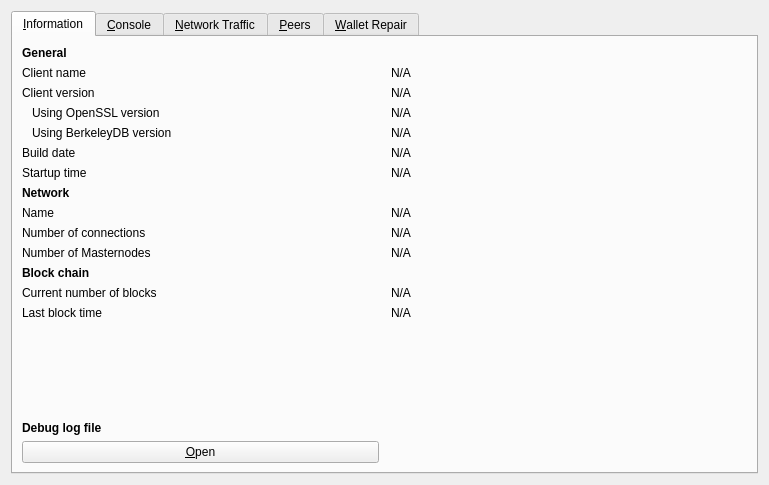
This is src/qt/forms/rpcconsole.ui in VitaeTeam/Vitae as Qt 5 draws it before an edit. The edited form follows.
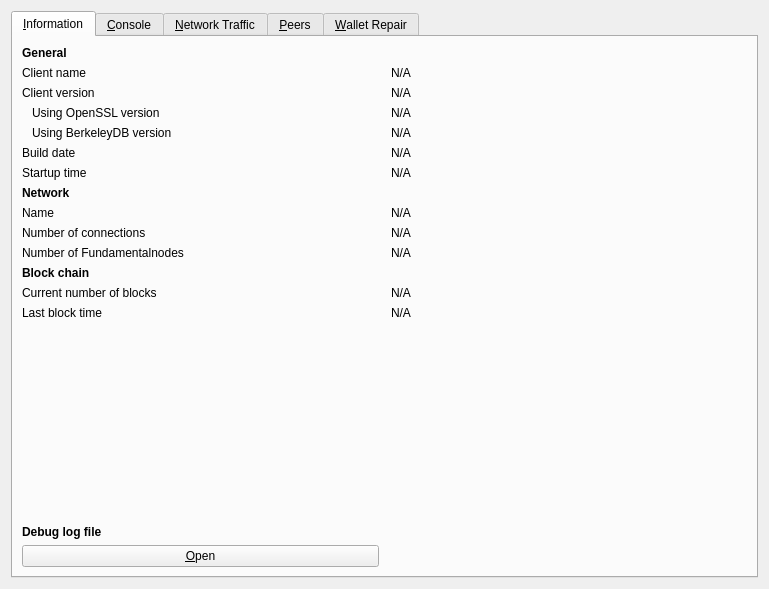
This is the edited form. The open tabs and pages were chosen to show the change. Icons and pictures are not drawn. Custom widgets are drawn as their Qt base class.

Diff of the .ui file:
```diff
--- a/src/qt/forms/rpcconsole.ui
+++ b/src/qt/forms/rpcconsole.ui
@@ -7,7 +7,7 @@
     <x>0</x>
     <y>0</y>
     <width>769</width>
-    <height>485</height>
+    <height>589</height>
    </rect>
   </property>
   <property name="windowTitle">
@@ -246,7 +246,7 @@
        <item row="10" column="0">
         <widget class="QLabel" name="masternodeCountLabel">
          <property name="text">
-          <string>Number of Masternodes</string>
+          <string>Number of Fundamentalnodes</string>
          </property>
         </widget>
        </item>
```
Left out of the diff: 6 changed lines with no effect on the pictures.
